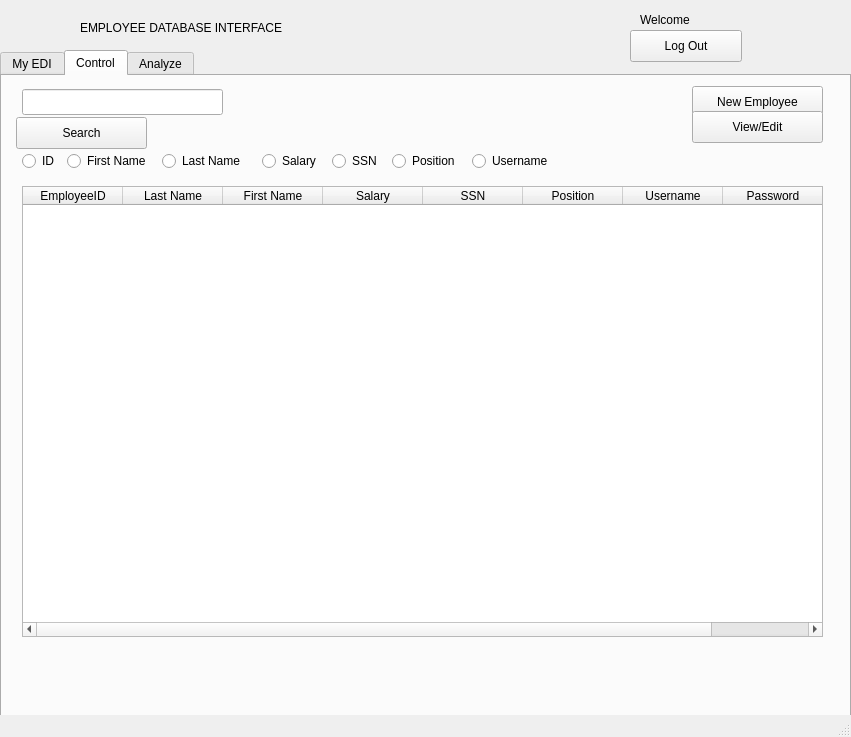
Old version of the form EDI/windowmaincontainer.ui in the repository katietrom11392/EDI.
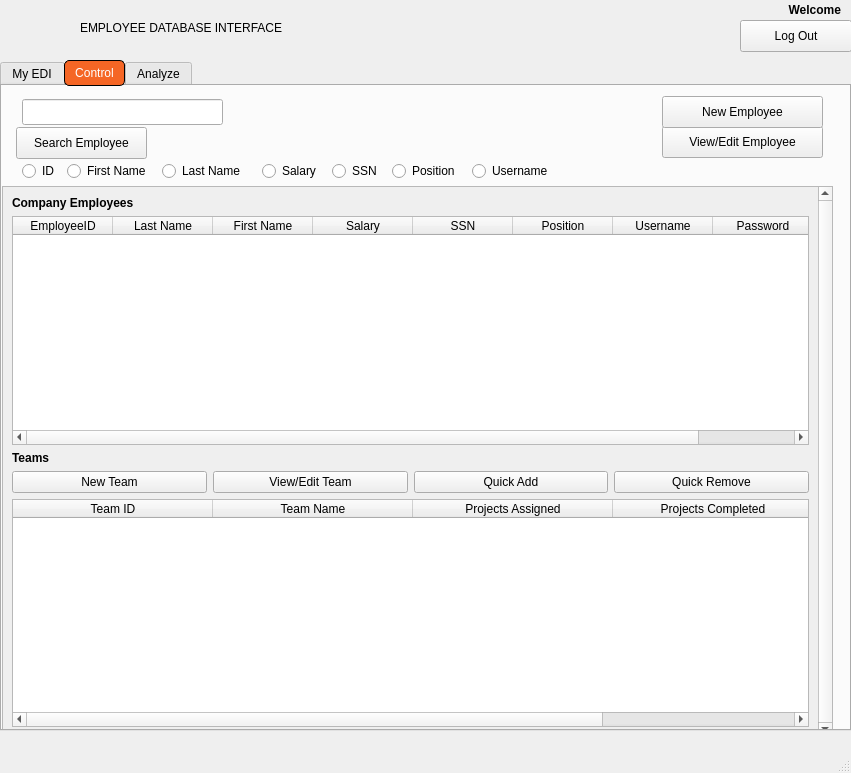
New version of the form. The open tabs and pages were chosen to show the change. Icons and pictures are not drawn.

Commit message:
A few orange style changes, and DB row ops
Rows in the embedded DB are no longer editable.

Orange style has been added to a few elements.

The Welcome message now loads the user's first name.

Employees with clearance level/position code "E" will now have Control and Analyze tabs/features disabled on login.

The styling of highlighted colors on the View/Edit Calendar Widget within the Control tab is more prominent.

```diff
--- a/EDI/windowmaincontainer.ui
+++ b/EDI/windowmaincontainer.ui
@@ -10,7 +10,7 @@
     <x>0</x>
     <y>0</y>
     <width>851</width>
-    <height>737</height>
+    <height>773</height>
    </rect>
   </property>
   <property name="windowTitle">
@@ -21,11 +21,24 @@
     <property name="geometry">
      <rect>
       <x>0</x>
-      <y>50</y>
+      <y>60</y>
       <width>851</width>
-      <height>731</height>
+      <height>671</height>
      </rect>
     </property>
+    <property name="autoFillBackground">
+     <bool>false</bool>
+    </property>
+    <property name="styleSheet">
+     <string notr="true">QTabBar::tab:selected 
+{
+    color: white;
+    background: rgb(245, 102, 37); 
+border: 1px solid black;
+   border-radius: 5px;
+padding: 0 10;
+}</string>
+    </property>
     <property name="currentIndex">
      <number>0</number>
     </property>
@@ -125,19 +138,6 @@
      <attribute name="title">
       <string>Control</string>
      </attribute>
-     <widget class="QPushButton" name="pushButton_addEmployee">
-      <property name="geometry">
-       <rect>
-        <x>690</x>
-        <y>10</y>
-        <width>131</width>
-        <height>32</height>
-       </rect>
-      </property>
-      <property name="text">
-       <string>New Employee</string>
-      </property>
-     </widget>
      <widget class="QLineEdit" name="lineEdit_search">
       <property name="geometry">
        <rect>
@@ -151,56 +151,6 @@
        <string/>
       </property>
      </widget>
-     <widget class="QTableWidget" name="tableWidget_db">
-      <property name="geometry">
-       <rect>
-        <x>20</x>
-        <y>110</y>
-        <width>801</width>
-        <height>451</height>
-       </rect>
-      </property>
-      <column>
-       <property name="text">
-        <string>EmployeeID</string>
-       </property>
-      </column>
-      <column>
-       <property name="text">
-        <string>Last Name</string>
-       </property>
-      </column>
-      <column>
-       <property name="text">
-        <string>First Name</string>
-       </property>
-      </column>
-      <column>
-       <property name="text">
-        <string>Salary</string>
-       </property>
-      </column>
-      <column>
-       <property name="text">
-        <string>SSN</string>
-       </property>
-      </column>
-      <column>
-       <property name="text">
-        <string>Position</string>
-       </property>
-      </column>
-      <column>
-       <property name="text">
-        <string>Username</string>
-       </property>
-      </column>
-      <column>
-       <property name="text">
-        <string>Password</string>
-       </property>
-      </column>
-     </widget>
      <widget class="QRadioButton" name="radioButton">
       <property name="geometry">
        <rect>
@@ -302,20 +252,213 @@
        </rect>
       </property>
       <property name="text">
-       <string>Search</string>
+       <string>Search Employee</string>
       </property>
      </widget>
      <widget class="QPushButton" name="pushButton_addEmployee_3">
       <property name="geometry">
        <rect>
-        <x>690</x>
-        <y>35</y>
-        <width>131</width>
+        <x>660</x>
+        <y>40</y>
+        <width>161</width>
         <height>32</height>
        </rect>
       </property>
       <property name="text">
-       <string>View/Edit</string>
+       <string>View/Edit Employee</string>
+      </property>
+     </widget>
+     <widget class="QScrollArea" name="scrollArea">
+      <property name="geometry">
+       <rect>
+        <x>0</x>
+        <y>100</y>
+        <width>831</width>
+        <height>551</height>
+       </rect>
+      </property>
+      <property name="verticalScrollBarPolicy">
+       <enum>Qt::ScrollBarAlwaysOn</enum>
+      </property>
+      <property name="widgetResizable">
+       <bool>true</bool>
+      </property>
+      <widget class="QWidget" name="scrollAreaWidgetContents">
+       <property name="geometry">
+        <rect>
+         <x>0</x>
+         <y>0</y>
+         <width>813</width>
+         <height>549</height>
+        </rect>
+       </property>
+       <layout class="QGridLayout" name="gridLayout">
+        <item row="3" column="0">
+         <widget class="QPushButton" name="pushButton_addEmployee_5">
+          <property name="text">
+           <string>New Team</string>
+          </property>
+         </widget>
+        </item>
+        <item row="0" column="0">
+         <widget class="QLabel" name="label_2">
+          <property name="font">
+           <font>
+            <weight>75</weight>
+            <bold>true</bold>
+           </font>
+          </property>
+          <property name="text">
+           <string>Company Employees</string>
+          </property>
+         </widget>
+        </item>
+        <item row="1" column="0" colspan="4">
+         <widget class="QTableWidget" name="tableWidget_db">
+          <property name="editTriggers">
+           <set>QAbstractItemView::NoEditTriggers</set>
+          </property>
+          <property name="alternatingRowColors">
+           <bool>false</bool>
+          </property>
+          <property name="selectionBehavior">
+           <enum>QAbstractItemView::SelectRows</enum>
+          </property>
+          <column>
+           <property name="text">
+            <string>EmployeeID</string>
+           </property>
+          </column>
+          <column>
+           <property name="text">
+            <string>Last Name</string>
+           </property>
+          </column>
+          <column>
+           <property name="text">
+            <string>First Name</string>
+           </property>
+          </column>
+          <column>
+           <property name="text">
+            <string>Salary</string>
+           </property>
+          </column>
+          <column>
+           <property name="text">
+            <string>SSN</string>
+           </property>
+          </column>
+          <column>
+           <property name="text">
+            <string>Position</string>
+           </property>
+          </column>
+          <column>
+           <property name="text">
+            <string>Username</string>
+           </property>
+          </column>
+          <column>
+           <property name="text">
+            <string>Password</string>
+           </property>
+          </column>
+         </widget>
+        </item>
+        <item row="3" column="2">
+         <widget class="QPushButton" name="pushButton_addEmployee_4">
+          <property name="text">
+           <string>Quick Add</string>
+          </property>
+         </widget>
+        </item>
+        <item row="3" column="3">
+         <widget class="QPushButton" name="pushButton_addEmployee_7">
+          <property name="text">
+           <string>Quick Remove</string>
+          </property>
+         </widget>
+        </item>
+        <item row="2" column="0">
+         <widget class="QLabel" name="label_7">
+          <property name="font">
+           <font>
+            <weight>75</weight>
+            <bold>true</bold>
+           </font>
+          </property>
+          <property name="text">
+           <string>Teams</string>
+          </property>
+         </widget>
+        </item>
+        <item row="3" column="1">
+         <widget class="QPushButton" name="pushButton_addEmployee_8">
+          <property name="text">
+           <string>View/Edit Team</string>
+          </property>
+         </widget>
+        </item>
+        <item row="6" column="0" colspan="4">
+         <widget class="QTableWidget" name="tableWidget_db_2">
+          <property name="lineWidth">
+           <number>1</number>
+          </property>
+          <property name="selectionBehavior">
+           <enum>QAbstractItemView::SelectRows</enum>
+          </property>
+          <property name="iconSize">
+           <size>
+            <width>0</width>
+            <height>0</height>
+           </size>
+          </property>
+          <property name="wordWrap">
+           <bool>true</bool>
+          </property>
+          <attribute name="horizontalHeaderDefaultSectionSize">
+           <number>200</number>
+          </attribute>
+          <attribute name="horizontalHeaderStretchLastSection">
+           <bool>false</bool>
+          </attribute>
+          <column>
+           <property name="text">
+            <string>Team ID</string>
+           </property>
+          </column>
+          <column>
+           <property name="text">
+            <string>Team Name</string>
+           </property>
+          </column>
+          <column>
+           <property name="text">
+            <string>Projects Assigned</string>
+           </property>
+          </column>
+          <column>
+           <property name="text">
+            <string>Projects Completed</string>
+           </property>
+          </column>
+         </widget>
+        </item>
+       </layout>
+      </widget>
+     </widget>
+     <widget class="QPushButton" name="pushButton_addEmployee_6">
+      <property name="geometry">
+       <rect>
+        <x>660</x>
+        <y>10</y>
+        <width>161</width>
+        <height>32</height>
+       </rect>
+      </property>
+      <property name="text">
+       <string>New Employee</string>
       </property>
      </widget>
     </widget>
@@ -360,8 +503,8 @@
    <widget class="QPushButton" name="pushButton_LogOut">
     <property name="geometry">
      <rect>
-      <x>630</x>
-      <y>30</y>
+      <x>740</x>
+      <y>20</y>
       <width>112</width>
       <height>32</height>
      </rect>
@@ -373,21 +516,33 @@
    <widget class="QLabel" name="label_welcomeUser">
     <property name="geometry">
      <rect>
-      <x>640</x>
-      <y>10</y>
-      <width>101</width>
+      <x>670</x>
+      <y>0</y>
+      <width>171</width>
       <height>20</height>
      </rect>
     </property>
+    <property name="font">
+     <font>
+      <weight>75</weight>
+      <bold>true</bold>
+     </font>
+    </property>
+    <property name="layoutDirection">
+     <enum>Qt::LeftToRight</enum>
+    </property>
     <property name="text">
-     <string>Welcome &lt;User&gt;</string>
+     <string>Welcome</string>
+    </property>
+    <property name="alignment">
+     <set>Qt::AlignRight|Qt::AlignTrailing|Qt::AlignVCenter</set>
     </property>
    </widget>
    <widget class="QLabel" name="label_Logout_image">
     <property name="geometry">
      <rect>
-      <x>630</x>
-      <y>30</y>
+      <x>730</x>
+      <y>20</y>
       <width>31</width>
       <height>31</height>
      </rect>
```
Left out of the diff: 4 changed lines with no effect on the pictures. The commit also changes 7 other files.
